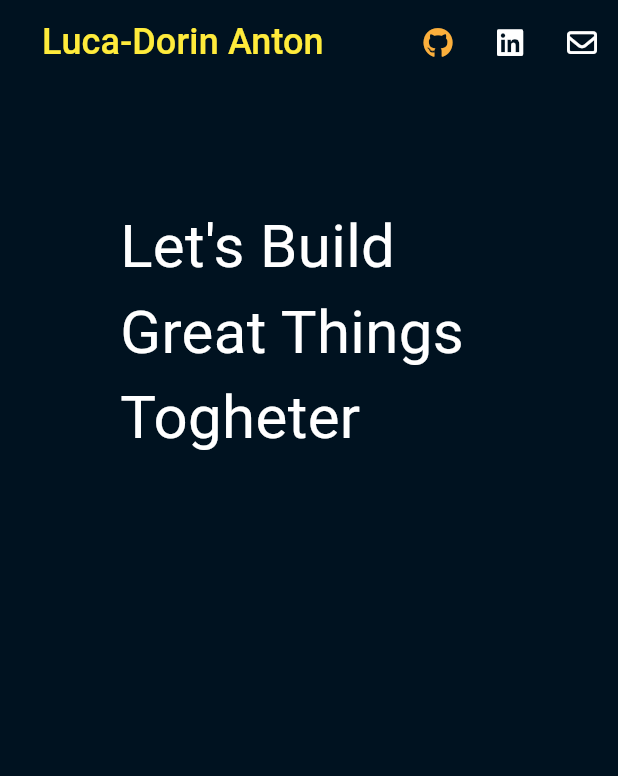
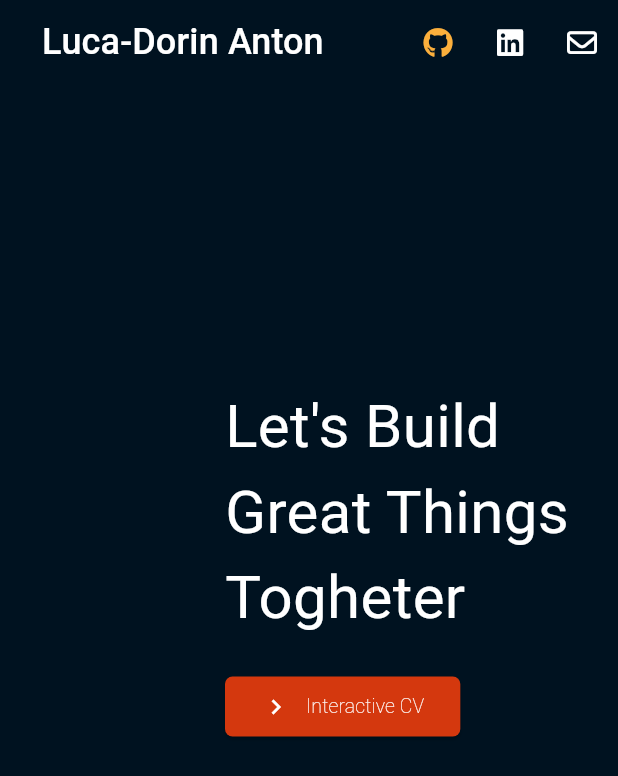
Before and after one commit to LucaDorinAnton/my-website, a Flutter app: the screen it shows after launch, on a phone screen of 412 x 824 dp. Shown: the top 776 px of the screen. Run offline on Flutter 3.47's test engine with Material 3 defaults, Android fonts, the phone set to English and light mode, and no system bars; our stand-ins replace font_awesome_flutter, go_router, google_fonts; Roboto replaces fonts that are missing (Patua One).

Commit message:
routes, home_page done, rest of the pages
routes added for all the pages
home page and pop are done
other pages created

```diff
--- a/website/lib/core/palette.dart
+++ b/website/lib/core/palette.dart
@@ -5,4 +5,5 @@ class Palette {
   static const Color lightOrange = Color(0xFFfbaf3c);
   static const Color darkOrange = Color(0xFFf7770e);
   static const Color pink = Color(0xFFf96f61);
+  static const Color darkRed = Color(0xFFd4380e);
 }
--- a/website/lib/core/strings.dart
+++ b/website/lib/core/strings.dart
@@ -1,4 +1,21 @@
 class Strings {
   static const String name = 'Luca-Dorin Anton';
-  static const String homePageTitle = "Let's Build Great Things Togheter";
+  static const String letsBuildGreatThingsTogheter =
+      "Let's Build Great Things Togheter";
+  static const String interactiveCV = 'Interactive CV';
+  static const String chooseHowYouDLikeToInteractWithCV =
+      "Choose how you'd like to interact with Luca's CV";
+  static const String downloadCV = 'Download CV';
+  static const String typeFaced = 'Type-Faced';
+  static const String viewTheCVAsARegularDocument =
+      'View the CV as a regular document';
+  static const String viewTypeFacedCV = 'View Type-Faced CV';
+  static const String terminal = 'Terminal';
+  static const String discoverTheCV =
+      'Discover the CV as you browse a shell-like terminal. Suitable for people with an IT background';
+  static const String viewTerminalCV = 'View Terminal CV';
+  static const String threeDExperience = '3D Experience';
+  static const String exploreA3DWorld =
+      'Explore a 3D world to discover parts of the CV. Suitable for everyone but especially creative types';
+  static const String viewExperienceCV = 'View Experience CV';
 }
--- a/website/lib/main.dart
+++ b/website/lib/main.dart
@@ -1,6 +1,5 @@
 import 'package:flutter/material.dart';
-import 'package:website/core/responsive_layout.dart';
-import 'package:website/presentation/desktop/home_page/home_page_desktop.dart';
+import 'package:website/presentation/router.dart';
 
 void main() {
   runApp(const MyApp());
@@ -10,13 +9,9 @@ class MyApp extends StatelessWidget {
   const MyApp({super.key});
   @override
   Widget build(BuildContext context) {
-    return const MaterialApp(
+    return MaterialApp.router(
       debugShowCheckedModeBanner: false,
-      home: ResponsiveLayout(
-        mobileScaffold: DesktopScaffold(),
-        tabletScaffold: DesktopScaffold(),
-        desktopScaffold: DesktopScaffold(),
-      ),
+      routerConfig: router,
     );
   }
 }
--- a/website/lib/presentation/desktop/home_page/home_page_desktop.dart
+++ b/website/lib/presentation/desktop/home_page/home_page_desktop.dart
@@ -1,17 +1,19 @@
 import 'package:flutter/material.dart';
 import 'package:font_awesome_flutter/font_awesome_flutter.dart';
+import 'package:go_router/go_router.dart';
 import 'package:google_fonts/google_fonts.dart';
 import 'package:website/core/palette.dart';
 import 'package:website/core/strings.dart';
+import 'package:website/core/widgets/pop_up_section.dart';
 
-class DesktopScaffold extends StatefulWidget {
-  const DesktopScaffold({super.key});
+class HomePageDesktop extends StatefulWidget {
+  const HomePageDesktop({super.key});
 
   @override
-  State<DesktopScaffold> createState() => _DesktopScaffoldState();
+  State<HomePageDesktop> createState() => _HomePageDesktopState();
 }
 
-class _DesktopScaffoldState extends State<DesktopScaffold> {
+class _HomePageDesktopState extends State<HomePageDesktop> {
   @override
   Widget build(BuildContext context) {
     return Scaffold(
@@ -24,7 +26,7 @@ class _DesktopScaffoldState extends State<DesktopScaffold> {
           child: Text(
             Strings.name,
             style: GoogleFonts.patuaOne(
-              color: Colors.yellow,
+              color: Colors.white,
               fontSize: 24,
             ),
           ),
@@ -57,14 +59,109 @@ class _DesktopScaffoldState extends State<DesktopScaffold> {
         ],
       ),
       body: Padding(
-        padding: const EdgeInsets.all(80.0),
+        padding: const EdgeInsets.only(left: 150.0, top: 200),
         child: Column(
+          crossAxisAlignment: CrossAxisAlignment.start,
           children: [
-            Text(
-              Strings.homePageTitle,
-              style: GoogleFonts.patuaOne(
-                color: Colors.white,
-                fontSize: 40,
+            SizedBox(
+              width: 250,
+              child: Text(
+                Strings.letsBuildGreatThingsTogheter,
+                style: GoogleFonts.patuaOne(
+                  color: Colors.white,
+                  fontSize: 40,
+                ),
+              ),
+            ),
+            const SizedBox(height: 20),
+            ElevatedButton(
+              onPressed: () {
+                showDialog(
+                  context: context,
+                  builder: (BuildContext context) => Dialog(
+                    backgroundColor: Colors.white,
+                    shape: RoundedRectangleBorder(
+                      borderRadius: BorderRadius.circular(5),
+                    ),
+                    child: SizedBox(
+                      width: 650,
+                      child: Padding(
+                        padding: const EdgeInsets.all(15.0),
+                        child: Column(
+                          mainAxisSize: MainAxisSize.min,
+                          crossAxisAlignment: CrossAxisAlignment.start,
+                          children: [
+                            Text(
+                              Strings.chooseHowYouDLikeToInteractWithCV,
+                              style: GoogleFonts.patuaOne(
+                                color: Colors.black,
+                                fontSize: 15,
+                                fontWeight: FontWeight.w100,
+                              ),
+                            ),
+                            const SizedBox(height: 20),
+                            PopUpSection(
+                              section: Strings.typeFaced,
+                              description: Strings.viewTheCVAsARegularDocument,
+                              buttonText: Strings.viewTypeFacedCV,
+                              function: () {
+                                context.go('/normal_cv');
+                              },
+                            ),
+                            const SizedBox(height: 20),
+                            PopUpSection(
+                              section: Strings.terminal,
+                              description: Strings.discoverTheCV,
+                              buttonText: Strings.viewTerminalCV,
+                              function: () {
+                                context.go('/terminal_cv');
+                              },
+                            ),
+                            const SizedBox(height: 20),
+                            PopUpSection(
+                              section: Strings.threeDExperience,
+                              description: Strings.exploreA3DWorld,
+                              buttonText: Strings.viewExperienceCV,
+                              function: () {
+                                context.go('/experience_cv');
+                              },
+                            ),
+                            const SizedBox(height: 20),
+                          ],
+                        ),
+                      ),
+                    ),
+                  ),
+                );
+              },
+              style: ButtonStyle(
+                backgroundColor: MaterialStateProperty.all<Color>(
+                  Palette.darkRed,
+                ),
+                shape: MaterialStateProperty.all<RoundedRectangleBorder>(
+                  RoundedRectangleBorder(
+                    borderRadius: BorderRadius.circular(5),
+                  ),
+                ),
+              ),
+              child: Row(
+                mainAxisSize: MainAxisSize.min,
+                children: [
+                  const Icon(
+                    Icons.keyboard_arrow_right,
+                    color: Colors.white,
+                    size: 20,
+                  ),
+                  const SizedBox(width: 10),
+                  Text(
+                    Strings.interactiveCV,
+                    style: GoogleFonts.patuaOne(
+                      color: Colors.white,
+                      fontSize: 13,
+                      fontWeight: FontWeight.w100,
+                    ),
+                  ),
+                ],
               ),
             ),
           ],
--- /dev/null
+++ b/website/lib/presentation/router.dart
@@ -0,0 +1,26 @@
+import 'package:go_router/go_router.dart';
+import 'package:website/presentation/desktop/experience_cv/experience_cv_desktop.dart';
+import 'package:website/presentation/desktop/home_page/home_page_desktop.dart';
+import 'package:website/presentation/desktop/normal_cv/normal_cv_desktop.dart';
+import 'package:website/presentation/desktop/terminal_cv/terminal_cv_desktop.dart';
+
+GoRouter router = GoRouter(
+  routes: [
+    GoRoute(
+      path: '/',
+      builder: (context, state) => const HomePageDesktop(),
+    ),
+    GoRoute(
+      path: '/normal_cv',
+      builder: (context, state) => const NormalCVDesktop(),
+    ),
+    GoRoute(
+      path: '/terminal_cv',
+      builder: (context, state) => const TerminalCVDesktop(),
+    ),
+    GoRoute(
+      path: '/experience_cv',
+      builder: (context, state) => const ExperienceCVDesktop(),
+    ),
+  ],
+);
--- a/website/pubspec.yaml
+++ b/website/pubspec.yaml
@@ -37,6 +37,7 @@ dependencies:
   cupertino_icons: ^1.0.2
   font_awesome_flutter: ^10.7.0
   google_fonts: ^6.1.0
+  go_router: ^13.2.0
 
 dev_dependencies:
   flutter_test:
```
Also changed, not shown: website/lib/core/widgets/button.dart (added, +34 -0 lines), website/lib/core/widgets/pop_up_section.dart (added, +81 -0 lines), website/lib/presentation/desktop/experience_cv/experience_cv_desktop.dart (added, +14 -0 lines), website/lib/presentation/desktop/normal_cv/normal_cv_desktop.dart (added, +14 -0 lines), website/lib/presentation/desktop/terminal_cv/terminal_cv_desktop.dart (added, +14 -0 lines), website/pubspec.lock.
